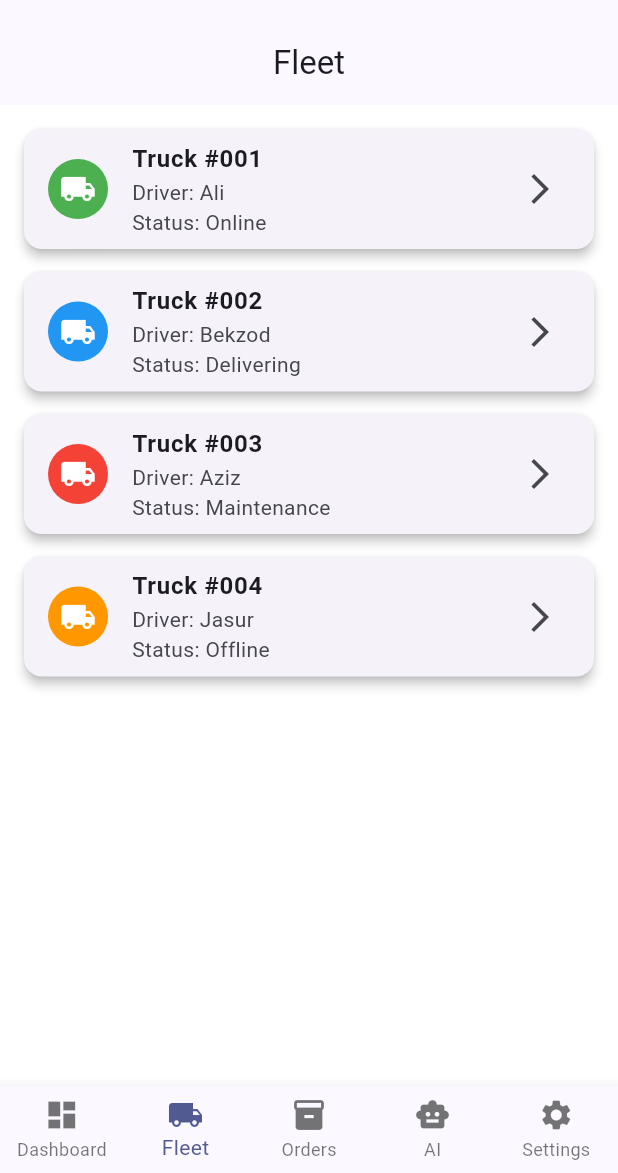
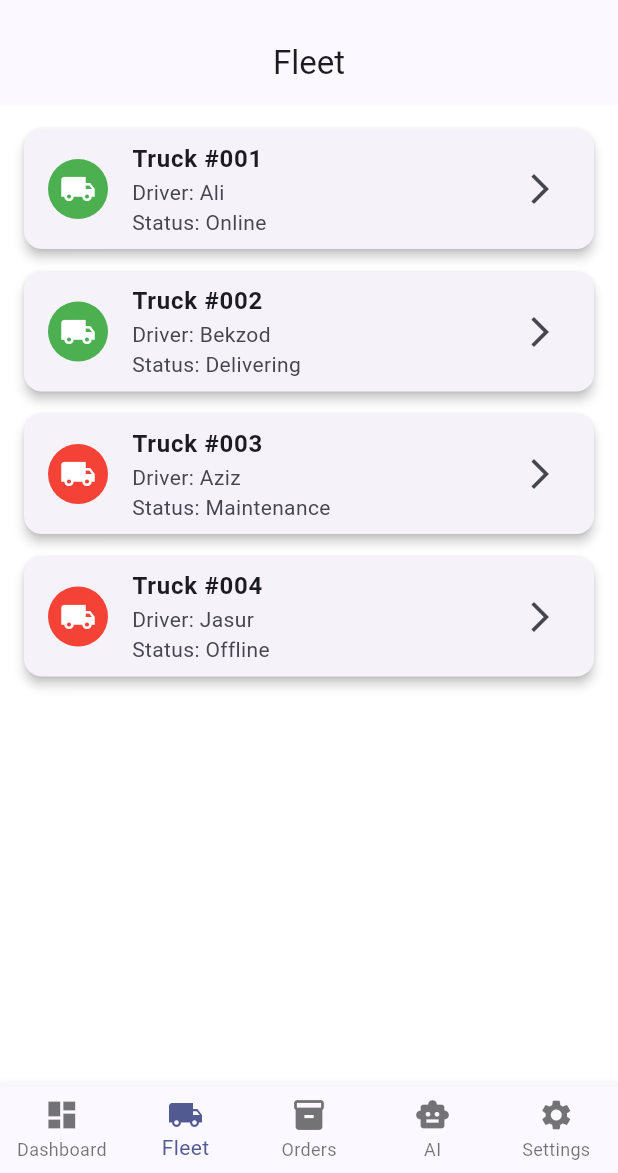
Before and after one commit to 43x5c6fvg7/Nobelion, a Flutter app: the screen it shows after launch, item 2 of the bottom bar chosen, on a phone screen of 412 x 824 dp, the part 63-1236 px from its top. Run offline on Flutter 3.47's test engine with Material 3 defaults, Android fonts, the phone set to English and light mode, and no system bars.

Commit message:
refactor: move truck data to mock data layer

```diff
--- /dev/null
+++ b/lib/data/mock/truck_data.dart
@@ -0,0 +1,48 @@
+import '../../models/truck.dart';
+
+final List<Truck> truckData = [
+  Truck(
+    id: "Truck #001",
+    driver: "Ali",
+    status: "Online",
+    isOnline: true,
+    location: "Tashkent",
+    capacity: "16 Tons",
+    cargo: "Electronics",
+    fuel: 80,
+    lastUpdate: "5 minutes ago",
+  ),
+  Truck(
+    id: "Truck #002",
+    driver: "Bekzod",
+    status: "Delivering",
+    isOnline: true,
+    location: "Samarkand",
+    capacity: "20 Tons",
+    cargo: "Food",
+    fuel: 62,
+    lastUpdate: "12 minutes ago",
+  ),
+  Truck(
+    id: "Truck #003",
+    driver: "Aziz",
+    status: "Maintenance",
+    isOnline: false,
+    location: "Bukhara",
+    capacity: "18 Tons",
+    cargo: "Empty",
+    fuel: 41,
+    lastUpdate: "35 minutes ago",
+  ),
+  Truck(
+    id: "Truck #004",
+    driver: "Jasur",
+    status: "Offline",
+    isOnline: false,
+    location: "Andijan",
+    capacity: "16 Tons",
+    cargo: "Furniture",
+    fuel: 14,
+    lastUpdate: "1 hour ago",
+  ),
+];
--- a/lib/features/fleet/fleet_screen.dart
+++ b/lib/features/fleet/fleet_screen.dart
@@ -1,38 +1,12 @@
 import 'package:flutter/material.dart';
+import '../../models/truck.dart';
+import 'truck_detail_screen.dart';
+import '../../data/mock/truck_data.dart';
 
 class FleetScreen extends StatelessWidget {
-  const FleetScreen({super.key});
+  FleetScreen({super.key});
 
-  Widget truckCard({
-    required String truck,
-    required String driver,
-    required String status,
-    required Color color,
-  }) {
-    return Card(
-      margin: const EdgeInsets.only(bottom: 15),
-      elevation: 3,
-      child: ListTile(
-        leading: CircleAvatar(
-          backgroundColor: color,
-          child: const Icon(
-            Icons.local_shipping,
-            color: Colors.white,
-          ),
-        ),
-        title: Text(
-          truck,
-          style: const TextStyle(
-            fontWeight: FontWeight.bold,
-          ),
-        ),
-        subtitle: Text(
-          "Driver: $driver\nStatus: $status",
-        ),
-        trailing: const Icon(Icons.arrow_forward_ios),
-      ),
-    );
-  }
+ final List<Truck> trucks = truckData;
 
   @override
   Widget build(BuildContext context) {
@@ -40,38 +14,49 @@ class FleetScreen extends StatelessWidget {
       appBar: AppBar(
         title: const Text("Fleet"),
       ),
-      body: ListView(
+      body: ListView.builder(
         padding: const EdgeInsets.all(16),
-        children: [
+        itemCount: trucks.length,
+        itemBuilder: (context, index) {
+          final truck = trucks[index];
 
-          truckCard(
-            truck: "Truck #001",
-            driver: "Ali",
-            status: "Online",
-            color: Colors.green,
-          ),
-
-          truckCard(
-            truck: "Truck #002",
-            driver: "Bekzod",
-            status: "Delivering",
-            color: Colors.blue,
-          ),
-
-          truckCard(
-            truck: "Truck #003",
-            driver: "Aziz",
-            status: "Maintenance",
-            color: Colors.red,
-          ),
-
-          truckCard(
-            truck: "Truck #004",
-            driver: "Jasur",
-            status: "Offline",
-            color: Colors.orange,
-          ),
-        ],
+          return Card(
+            margin: const EdgeInsets.only(bottom: 15),
+            elevation: 3,
+            child: ListTile(
+              onTap: () {
+                Navigator.push(
+                  context,
+                  MaterialPageRoute(
+                    builder: (_) => TruckDetailScreen(
+                      truck: truck,
+                    ),
+                  ),
+                );
+              },
+              leading: CircleAvatar(
+                backgroundColor:
+                    truck.isOnline ? Colors.green : Colors.red,
+                child: const Icon(
+                  Icons.local_shipping,
+                  color: Colors.white,
+                ),
+              ),
+              title: Text(
+                truck.id,
+                style: const TextStyle(
+                  fontWeight: FontWeight.bold,
+                ),
+              ),
+              subtitle: Text(
+                "Driver: ${truck.driver}\nStatus: ${truck.status}",
+              ),
+              trailing: const Icon(
+                Icons.arrow_forward_ios,
+              ),
+            ),
+          );
+        },
       ),
     );
   }
--- a/lib/features/home/home_screen.dart
+++ b/lib/features/home/home_screen.dart
@@ -1,6 +1,6 @@
 import 'package:flutter/material.dart';
 
-import '../../widgets/bottom_nav_bar.dart';
+import '../../core/widgets/bottom_nav_bar.dart';
 import '../fleet/fleet_screen.dart';
 import '../orders/orders_screen.dart';
 import '../ai/ai_screen.dart';
--- /dev/null
+++ b/lib/models/truck.dart
@@ -0,0 +1,24 @@
+class Truck {
+  final String id;
+  final String driver;
+  final String status;
+  final bool isOnline;
+
+  final String location;
+  final String capacity;
+  final String cargo;
+  final int fuel;
+  final String lastUpdate;
+
+  Truck({
+    required this.id,
+    required this.driver,
+    required this.status,
+    required this.isOnline,
+    required this.location,
+    required this.capacity,
+    required this.cargo,
+    required this.fuel,
+    required this.lastUpdate,
+  });
+}
```
Also changed, not shown: lib/features/fleet/truck_detail_screen.dart (added, +115 -0 lines), lib/core/widgets/bottom_nav_bar.dart (renamed from lib/widgets/bottom_nav_bar.dart), lib/features/dashboard/dashboard_screen.dart (added), 1 other file.
